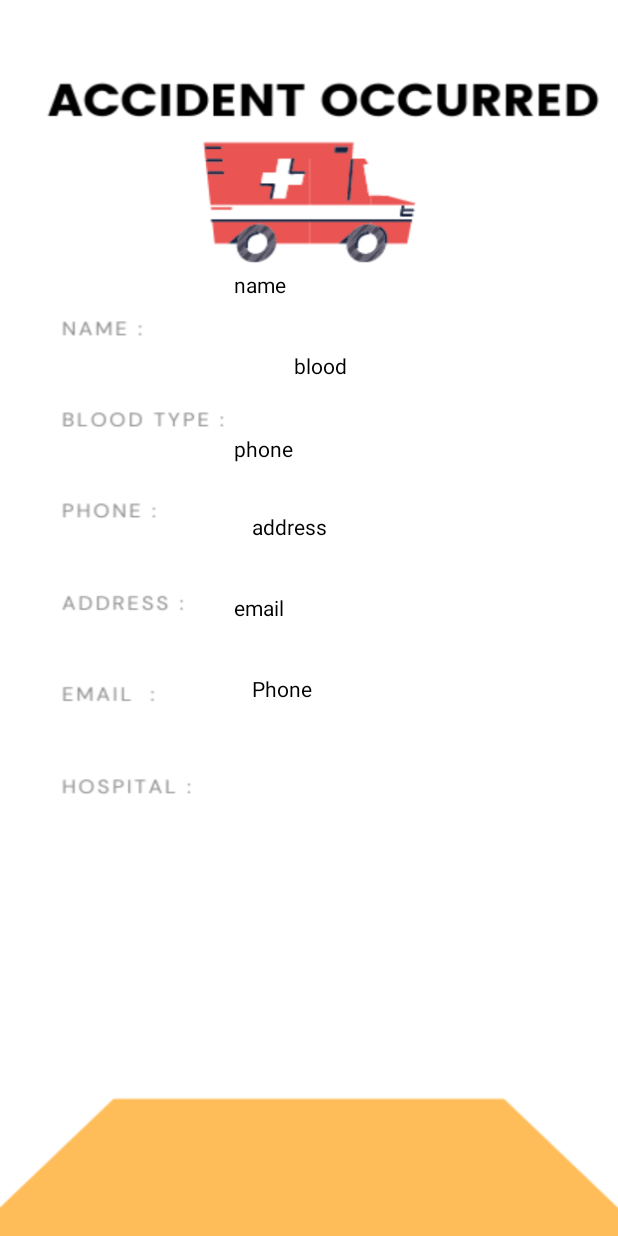
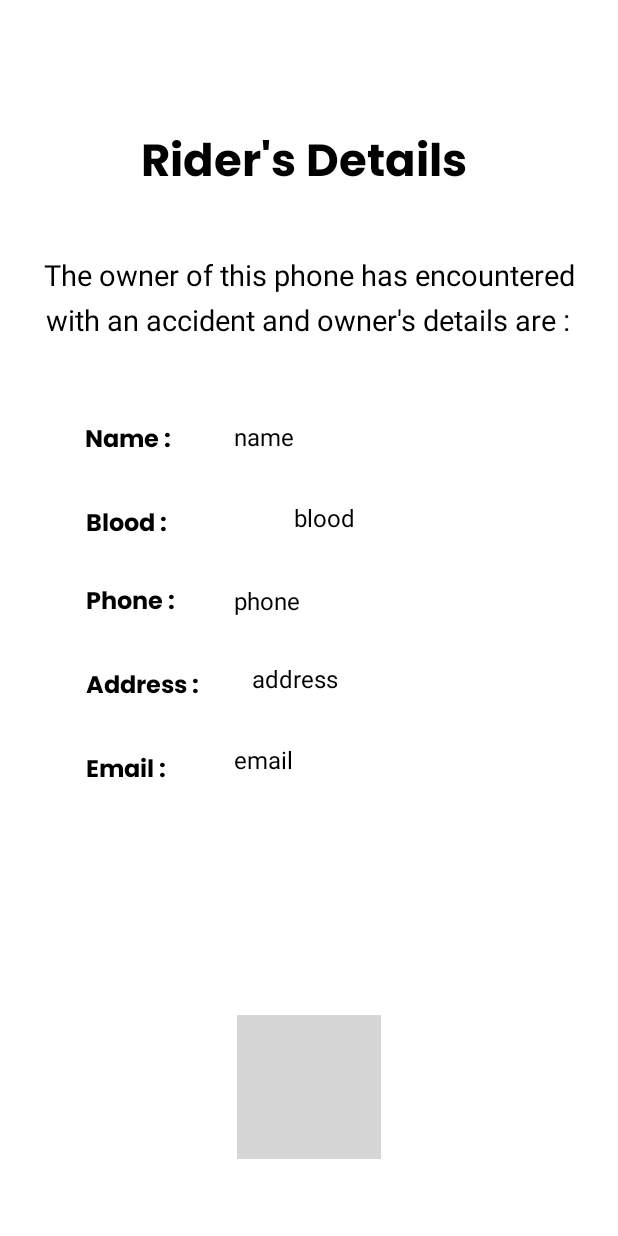
Before and after one commit to cjjiss/Relive, an Android app: the Accident screen opened directly, with no data from a screen before it, on a phone screen of 412 x 824 dp. Run offline under Robolectric (Android 15) with nearby library versions, the phone set to English and light mode, and no system bars; our stand-ins replace Firebase (no records; nobody signed in at launch, a user with empty details on screens opened directly); grey boxes are pictures that could not be loaded.

Commit message:
All functions implemented

```diff
--- a/app/src/main/AndroidManifest.xml
+++ b/app/src/main/AndroidManifest.xml
@@ -5,6 +5,8 @@
     <uses-permission android:name="android.permission.SEND_SMS" />
     <uses-permission android:name="android.permission.ACCESS_FINE_LOCATION" />
     <uses-permission android:name="android.permission.ACCESS_COARSE_LOCATION" />
+    <uses-permission android:name="android.permission.RECORD_AUDIO" />
+    <uses-permission android:name="android.permission.WAKE_LOCK" />
 
     <application
         android:allowBackup="true"
--- a/app/src/main/res/layout/activity_accident.xml
+++ b/app/src/main/res/layout/activity_accident.xml
@@ -4,19 +4,91 @@
     xmlns:tools="http://schemas.android.com/tools"
     android:layout_width="match_parent"
     android:layout_height="match_parent"
-    android:background="@drawable/accident"
+    android:background="@color/white"
     tools:context=".Accident">
+
+    <TextView
+        android:id="@+id/textView8"
+        android:layout_width="wrap_content"
+        android:layout_height="wrap_content"
+        android:layout_marginStart="50dp"
+        android:layout_marginTop="84dp"
+        android:layout_marginEnd="50dp"
+        android:fontFamily="@font/poppins_bold"
+        android:text="Rider's Details "
+        android:textColor="@color/black"
+        android:textSize="30sp"
+        app:layout_constraintEnd_toEndOf="parent"
+        app:layout_constraintStart_toStartOf="parent"
+        app:layout_constraintTop_toTopOf="parent" />
+
+    <TextView
+        android:id="@+id/textView19"
+        android:layout_width="wrap_content"
+        android:layout_height="wrap_content"
+        android:layout_marginTop="34dp"
+        android:text="The owner of this phone has encountered"
+        android:textColor="@color/black"
+        android:textSize="19sp"
+        app:layout_constraintEnd_toEndOf="@+id/textView8"
+        app:layout_constraintStart_toStartOf="@+id/textView8"
+        app:layout_constraintTop_toBottomOf="@+id/textView8" />
+
+    <TextView
+        android:id="@+id/textView20"
+        android:layout_width="wrap_content"
+        android:layout_height="wrap_content"
+        android:layout_marginTop="4dp"
+        android:text="with an accident and owner's details are :"
+        android:textColor="@color/black"
+        android:textSize="19sp"
+        app:layout_constraintEnd_toEndOf="@+id/textView19"
+        app:layout_constraintHorizontal_bias="0.263"
+        app:layout_constraintStart_toStartOf="@+id/textView19"
+        app:layout_constraintTop_toBottomOf="@+id/textView19" />
+
+    <TextView
+        android:id="@+id/textView30"
+        android:layout_width="wrap_content"
+        android:layout_height="wrap_content"
+
+        android:layout_marginTop="280dp"
+        android:fontFamily="@font/poppins_bold"
+        android:text="Name : "
+        android:textColor="@color/black"
+        android:textSize="16sp"
+        app:layout_constraintEnd_toEndOf="parent"
+        app:layout_constraintHorizontal_bias="0.161"
+        app:layout_constraintStart_toStartOf="parent"
+        app:layout_constraintTop_toTopOf="parent" />
+
 
     <TextView
         android:id="@+id/tv_name"
         android:layout_width="240dp"
         android:layout_height="30dp"
-        android:layout_marginTop="180dp"
+        android:layout_marginTop="280dp"
         android:layout_marginEnd="16dp"
         android:text="name"
         android:textColor="@color/black"
+        android:textSize="16sp"
         app:layout_constraintEnd_toEndOf="parent"
         app:layout_constraintTop_toTopOf="parent" />
+
+    <TextView
+        android:id="@+id/textView31"
+        android:layout_width="wrap_content"
+        android:layout_height="wrap_content"
+
+        android:layout_marginTop="28dp"
+        android:fontFamily="@font/poppins_bold"
+        android:text="Blood : "
+        android:textColor="@color/black"
+        android:textSize="16sp"
+        app:layout_constraintEnd_toEndOf="parent"
+        app:layout_constraintHorizontal_bias="0.161"
+        app:layout_constraintStart_toStartOf="parent"
+        app:layout_constraintTop_toBottomOf="@+id/textView30" />
 
     <TextView
         android:id="@+id/tv_blood"
@@ -26,8 +98,22 @@
         android:layout_marginEnd="16dp"
         android:text="blood"
         android:textColor="@color/black"
+        android:textSize="16sp"
         app:layout_constraintEnd_toEndOf="parent"
         app:layout_constraintTop_toBottomOf="@+id/tv_name" />
+
+    <TextView
+        android:id="@+id/textView32"
+        android:layout_width="wrap_content"
+        android:layout_height="wrap_content"
+
+        android:layout_marginTop="24dp"
+        android:fontFamily="@font/poppins_bold"
+        android:text="Phone : "
+        android:textColor="@color/black"
+        android:textSize="16sp"
+        app:layout_constraintStart_toStartOf="@+id/textView31"
+        app:layout_constraintTop_toBottomOf="@+id/textView31" />
 
     <TextView
         android:id="@+id/tv_phone"
@@ -37,8 +123,22 @@
         android:layout_marginEnd="16dp"
         android:text="phone"
         android:textColor="@android:color/black"
+        android:textSize="16sp"
         app:layout_constraintEnd_toEndOf="parent"
         app:layout_constraintTop_toBottomOf="@+id/tv_blood" />
+
+    <TextView
+        android:id="@+id/textView33"
+        android:layout_width="wrap_content"
+        android:layout_height="wrap_content"
+
+        android:layout_marginTop="28dp"
+        android:fontFamily="@font/poppins_bold"
+        android:text="Address : "
+        android:textColor="@color/black"
+        android:textSize="16sp"
+        app:layout_constraintStart_toStartOf="@+id/textView32"
+        app:layout_constraintTop_toBottomOf="@+id/textView32" />
 
     <TextView
         android:id="@+id/tv_address"
@@ -48,8 +148,22 @@
         android:layout_marginEnd="4dp"
         android:text="address"
         android:textColor="@android:color/black"
+        android:textSize="16sp"
         app:layout_constraintEnd_toEndOf="parent"
         app:layout_constraintTop_toBottomOf="@+id/tv_phone" />
+
+    <TextView
+        android:id="@+id/textView34"
+        android:layout_width="wrap_content"
+        android:layout_height="wrap_content"
+
+        android:layout_marginTop="28dp"
+        android:fontFamily="@font/poppins_bold"
+        android:text="Email : "
+        android:textColor="@color/black"
+        android:textSize="16sp"
+        app:layout_constraintStart_toStartOf="@+id/textView33"
+        app:layout_constraintTop_toBottomOf="@+id/textView33" />
 
     <TextView
         android:id="@+id/tv_email"
@@ -59,18 +173,22 @@
         android:layout_marginEnd="16dp"
         android:text="email"
         android:textColor="@android:color/black"
+        android:textSize="16sp"
         app:layout_constraintEnd_toEndOf="parent"
         app:layout_constraintTop_toBottomOf="@+id/tv_address" />
 
-    <TextView
-        android:id="@+id/tv_5"
-        android:layout_width="240dp"
-        android:layout_height="40dp"
-        android:layout_marginTop="24dp"
-        android:layout_marginEnd="4dp"
-        android:text="Phone"
-        android:textColor="@color/black"
+    <ImageView
+        android:id="@+id/imageView7"
+        android:layout_width="wrap_content"
+        android:layout_height="wrap_content"
+        android:layout_marginStart="3dp"
+        android:layout_marginTop="100dp"
+        android:layout_marginEnd="3dp"
+        app:layout_constraintBottom_toBottomOf="parent"
         app:layout_constraintEnd_toEndOf="parent"
-        app:layout_constraintTop_toBottomOf="@+id/tv_email" />
+        app:layout_constraintStart_toStartOf="parent"
+        app:layout_constraintTop_toBottomOf="@+id/tv_email"
+        app:srcCompat="@drawable/reg_imgview" />
+
 
 </androidx.constraintlayout.widget.ConstraintLayout>
```
Also changed, not shown: app/src/main/java/com/example/projectlab/Accident.java (+10 -6 lines), app/src/main/java/com/example/projectlab/User_Home.java (+65 -15 lines), app/src/main/res/layout/activity_notification.xml (+26 -7 lines).
